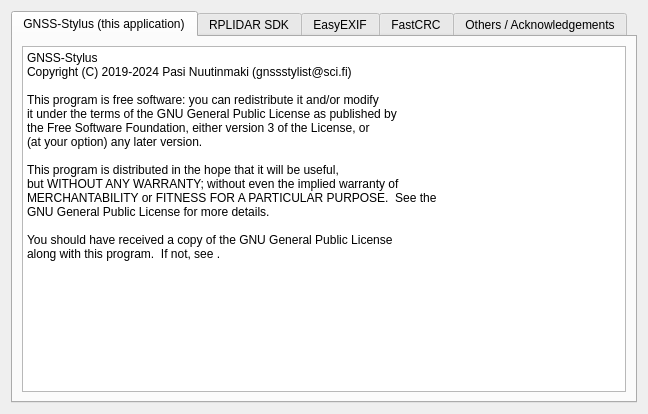
GNSS-Stylist/GNSS-Stylus, file licensesform.ui: the form before one commit.
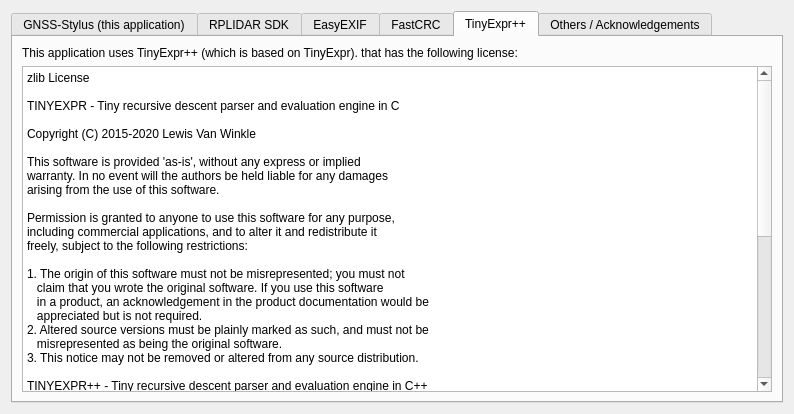
The form after the commit. The open tabs and pages were chosen to show the change.

Commit message: Add TinyExpr++ to licenses form

Diff of the .ui file:
```diff
--- a/licensesform.ui
+++ b/licensesform.ui
@@ -6,7 +6,7 @@
    <rect>
     <x>0</x>
     <y>0</y>
-    <width>648</width>
+    <width>794</width>
     <height>414</height>
    </rect>
   </property>
@@ -181,6 +181,71 @@
        </item>
       </layout>
      </widget>
+     <widget class="QWidget" name="tab_TinyExprPlusPlus">
+      <attribute name="title">
+       <string>TinyExpr++</string>
+      </attribute>
+      <layout class="QVBoxLayout" name="verticalLayout_7">
+       <item>
+        <widget class="QLabel" name="label_TinyExprPlusPlus_License_Title">
+         <property name="text">
+          <string>This application uses TinyExpr++ (which is based on TinyExpr). that has the following license:</string>
+         </property>
+        </widget>
+       </item>
+       <item>
+        <widget class="QPlainTextEdit" name="plainTextEdit_TinyExprPlusPlus_License">
+         <property name="readOnly">
+          <bool>true</bool>
+         </property>
+         <property name="plainText">
+          <string>zlib License
+
+TINYEXPR - Tiny recursive descent parser and evaluation engine in C
+
+Copyright (C) 2015-2020 Lewis Van Winkle
+
+This software is provided 'as-is', without any express or implied
+warranty. In no event will the authors be held liable for any damages
+arising from the use of this software.
+
+Permission is granted to anyone to use this software for any purpose,
+including commercial applications, and to alter it and redistribute it
+freely, subject to the following restrictions:
+
+1. The origin of this software must not be misrepresented; you must not
+   claim that you wrote the original software. If you use this software
+   in a product, an acknowledgement in the product documentation would be
+   appreciated but is not required.
+2. Altered source versions must be plainly marked as such, and must not be
+   misrepresented as being the original software.
+3. This notice may not be removed or altered from any source distribution.
+
+TINYEXPR++ - Tiny recursive descent parser and evaluation engine in C++
+C++ version of the TinyExpr library.
+
+Copyright (c) 2020-2024 Blake Madden
+
+This software is provided 'as-is', without any express or implied
+warranty. In no event will the authors be held liable for any damages
+arising from the use of this software.
+
+Permission is granted to anyone to use this software for any purpose,
+including commercial applications, and to alter it and redistribute it
+freely, subject to the following restrictions:
+
+1. The origin of this software must not be misrepresented; you must not
+claim that you wrote the original software. If you use this software
+in a product, an acknowledgement in the product documentation would be
+appreciated but is not required.
+2. Altered source versions must be plainly marked as such, and must not be
+misrepresented as being the original software.
+3. This notice may not be removed or altered from any source distribution.</string>
+         </property>
+        </widget>
+       </item>
+      </layout>
+     </widget>
      <widget class="QWidget" name="tab_Others_Acknowledgements">
       <attribute name="title">
        <string>Others / Acknowledgements</string>
```
Left out of the diff: 2 changed lines with no effect on the pictures.
